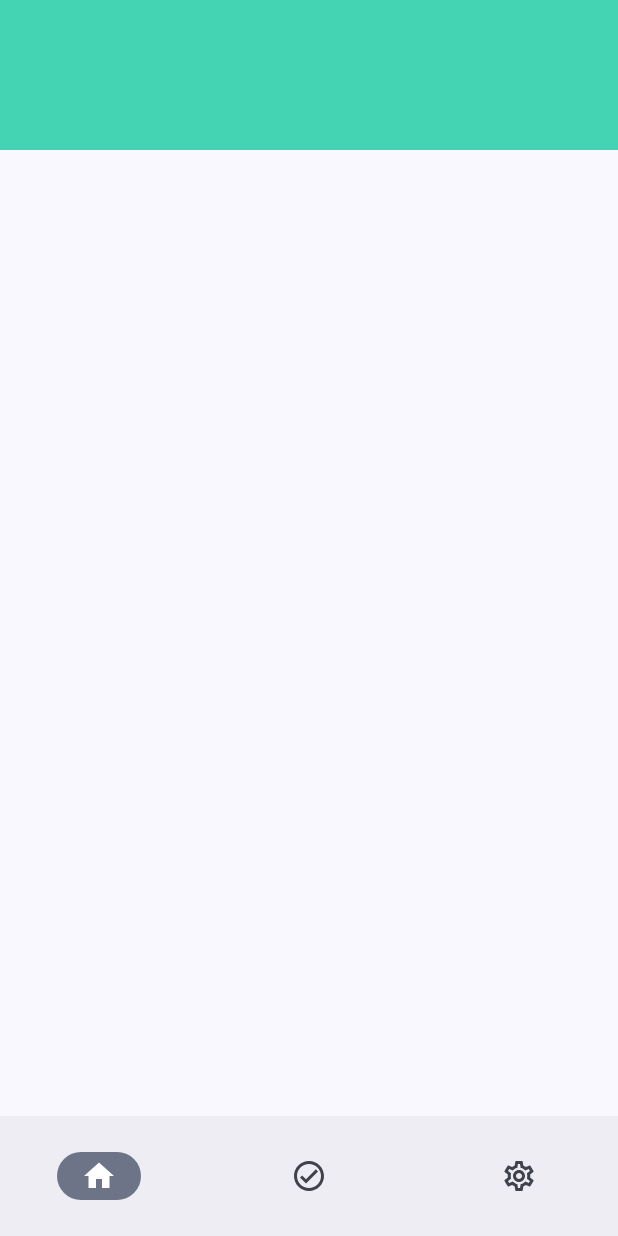
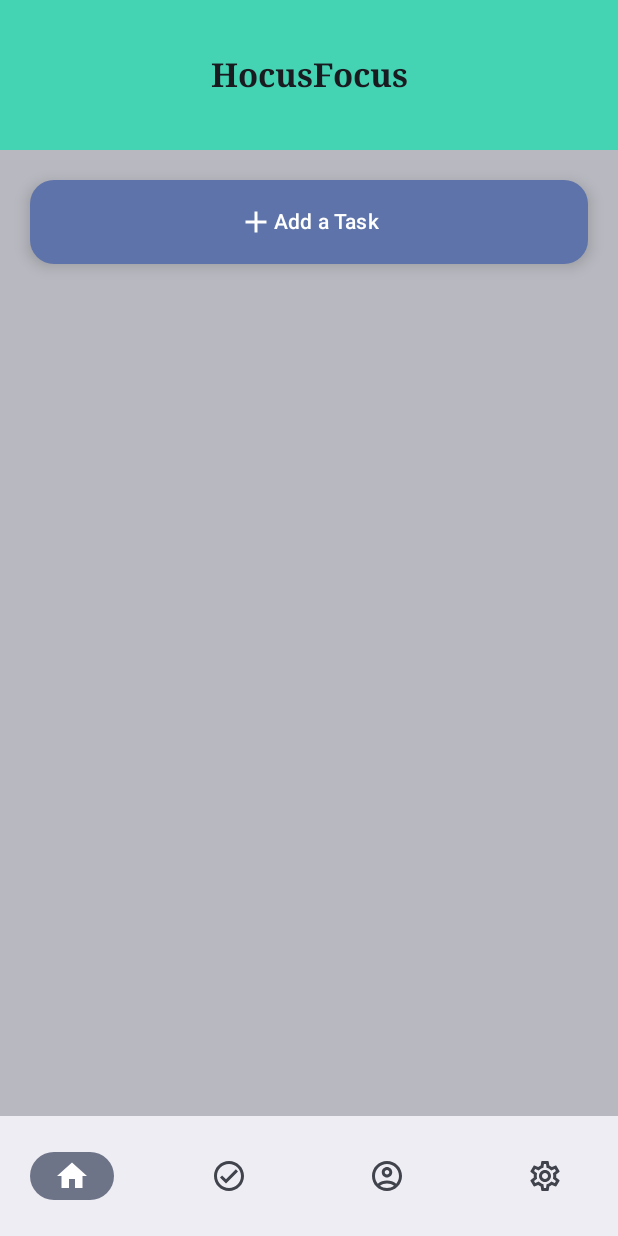
Before and after one commit to RalphM-02/HocusFocus, an Android app built with Jetpack Compose: the screen it shows after launch (MainActivity), on a phone screen of 412 x 824 dp. Run offline under Robolectric (Android 15) with nearby library versions, the phone set to English and light mode, and no system bars.

Commit message:
Home Screen Frontend

```diff
--- a/app/src/main/java/com/mobdeve/s12/marquezgavanmaloles/mco/HomeScreen.kt
+++ b/app/src/main/java/com/mobdeve/s12/marquezgavanmaloles/mco/HomeScreen.kt
@@ -3,29 +3,39 @@ package com.mobdeve.s12.marquezgavanmaloles.mco
 import android.annotation.SuppressLint
 import android.content.res.Resources.Theme
 import androidx.compose.foundation.background
+import androidx.compose.foundation.gestures.scrollable
 import androidx.compose.foundation.layout.Arrangement
 import androidx.compose.foundation.layout.Box
 import androidx.compose.foundation.layout.Column
 import androidx.compose.foundation.layout.Row
+import androidx.compose.foundation.layout.absoluteOffset
 import androidx.compose.foundation.layout.fillMaxSize
 import androidx.compose.foundation.layout.fillMaxWidth
 import androidx.compose.foundation.layout.height
+import androidx.compose.foundation.layout.padding
 import androidx.compose.foundation.layout.width
 import androidx.compose.material.icons.Icons
+import androidx.compose.material.icons.filled.Add
+import androidx.compose.material.icons.filled.AddCircle
 import androidx.compose.material.icons.filled.CheckCircle
 import androidx.compose.material.icons.filled.DateRange
+import androidx.compose.material.icons.filled.Edit
 import androidx.compose.material.icons.filled.Home
 import androidx.compose.material.icons.filled.Settings
 import androidx.compose.material.icons.outlined.CheckCircle
 import androidx.compose.material.icons.outlined.DateRange
 import androidx.compose.material.icons.outlined.Home
 import androidx.compose.material.icons.outlined.Settings
+import androidx.compose.material3.ExperimentalMaterial3Api
+import androidx.compose.material3.ExtendedFloatingActionButton
+import androidx.compose.material3.FloatingActionButton
 import androidx.compose.material3.Icon
 import androidx.compose.material3.NavigationBar
 import androidx.compose.material3.NavigationBarItem
 import androidx.compose.material3.Scaffold
 import androidx.compose.material3.Surface
 import androidx.compose.material3.Text
+import androidx.compose.material3.TopAppBar
 import androidx.compose.runtime.Composable
 import androidx.compose.runtime.getValue
 import androidx.compose.runtime.mutableIntStateOf
@@ -38,7 +48,9 @@ import androidx.compose.ui.graphics.Color
 import androidx.compose.ui.graphics.vector.ImageVector
 import androidx.compose.ui.tooling.preview.Preview
 import androidx.compose.ui.unit.dp
+import com.mobdeve.s12.marquezgavanmaloles.mco.ui.theme.darkGray
 import com.mobdeve.s12.marquezgavanmaloles.mco.ui.theme.lightGreen
+import com.mobdeve.s12.marquezgavanmaloles.mco.ui.theme.midtoneGray
 
 data class BottomNavigationItem(
     val title: String,
@@ -46,71 +58,42 @@ data class BottomNavigationItem(
     val unselectedIcon: ImageVector,
 )
 
-@SuppressLint("UnusedMaterial3ScaffoldPaddingParameter")
+@OptIn(ExperimentalMaterial3Api::class)
 @Composable
 fun Home(){
-    val items = listOf(
-        BottomNavigationItem(
-            title = "Home",
-            selectedIcon = Icons.Filled.Home,
-            unselectedIcon = Icons.Outlined.Home,
-        ),
-        BottomNavigationItem(
-            title = "Home",
-            selectedIcon = Icons.Filled.CheckCircle,
-            unselectedIcon = Icons.Outlined.CheckCircle,
-        ),
-        BottomNavigationItem(
-            title = "Home",
-            selectedIcon = Icons.Filled.Settings,
-            unselectedIcon = Icons.Outlined.Settings,
-        )
-    )
-    var selectedItemIndex by rememberSaveable {
-        mutableIntStateOf(0)
-    }
-    Scaffold (
-        bottomBar = {
-            NavigationBar {
-                items.forEachIndexed{ index, item ->
-                    NavigationBarItem(
-                        selected = selectedItemIndex == index,
-                        onClick = {
-                            selectedItemIndex = index
-                            // TODO: Navigate to page
-                        },
-                        icon = {
-                            Icon(
-                                imageVector = if (index == selectedItemIndex){
-                                    item.selectedIcon
-                                }else item.unselectedIcon,
-                                contentDescription = item.title
-                            )
-                        })
-                }
-            }
-        }
-    ){
-        Row(modifier = Modifier
+    Column(
+        modifier = Modifier
             .fillMaxWidth()
-            .height(100.dp)
-            .background(lightGreen),
-            horizontalArrangement = Arrangement.Center
-        ){
-
+            .height(650.dp)
+            .background(darkGray)
+            ,
+        verticalArrangement = Arrangement.Top,
+        horizontalAlignment = Alignment.Start
+    ) {
+        ExtendedFloatingActionButton(
+            onClick = { /*TODO*/ },
+            modifier = Modifier
+                .padding(20.dp)
+                .width(400.dp)
+                .align(Alignment.CenterHorizontally)
+        ) {
+            Icon(Icons.Filled.Add, contentDescription = "Add")
+            Text(text = "Add a Task")
         }
     }
 }
 
+
 @Composable
-fun Task(){
+fun TaskCard(){
     // TODO: Task Item Layout
 }
 
 @Preview
 @Composable
 fun HomePreview(){
-    Surface {
+    Surface (
+    ){
         Home()
     }
 }
--- a/app/src/main/java/com/mobdeve/s12/marquezgavanmaloles/mco/MainActivity.kt
+++ b/app/src/main/java/com/mobdeve/s12/marquezgavanmaloles/mco/MainActivity.kt
@@ -1,28 +1,58 @@
 package com.mobdeve.s12.marquezgavanmaloles.mco
 
+import android.annotation.SuppressLint
 import android.os.Bundle
 import androidx.activity.ComponentActivity
 import androidx.activity.compose.setContent
 import androidx.compose.foundation.Image
+import androidx.compose.foundation.background
+import androidx.compose.foundation.layout.Arrangement
+import androidx.compose.foundation.layout.Column
+import androidx.compose.foundation.layout.Row
+import androidx.compose.foundation.layout.Spacer
 import androidx.compose.foundation.layout.fillMaxSize
+import androidx.compose.foundation.layout.fillMaxWidth
+import androidx.compose.foundation.layout.height
+import androidx.compose.foundation.layout.padding
+import androidx.compose.material.icons.Icons
+import androidx.compose.material.icons.filled.AccountCircle
+import androidx.compose.material.icons.filled.CheckCircle
+import androidx.compose.material.icons.filled.Home
+import androidx.compose.material.icons.filled.Settings
+import androidx.compose.material.icons.outlined.AccountCircle
+import androidx.compose.material.icons.outlined.CheckCircle
+import androidx.compose.material.icons.outlined.Home
+import androidx.compose.material.icons.outlined.Settings
 import androidx.compose.material3.BottomAppBar
 import androidx.compose.material3.ExperimentalMaterial3Api
+import androidx.compose.material3.Icon
 import androidx.compose.material3.MaterialTheme
 import androidx.compose.material3.NavigationBar
+import androidx.compose.material3.NavigationBarItem
 import androidx.compose.material3.Scaffold
 import androidx.compose.material3.Surface
 import androidx.compose.material3.Text
 import androidx.compose.material3.TopAppBar
 import androidx.compose.material3.TopAppBarDefaults
 import androidx.compose.runtime.Composable
+import androidx.compose.runtime.getValue
+import androidx.compose.runtime.mutableIntStateOf
+import androidx.compose.runtime.saveable.rememberSaveable
+import androidx.compose.runtime.setValue
+import androidx.compose.ui.Alignment
 import androidx.compose.ui.Modifier
+import androidx.compose.ui.graphics.Color
 import androidx.compose.ui.tooling.preview.Preview
+import androidx.compose.ui.unit.dp
 import androidx.navigation.compose.NavHost
 import androidx.navigation.compose.composable
 import androidx.navigation.compose.rememberNavController
 import com.mobdeve.s12.marquezgavanmaloles.mco.ui.theme.MCOTheme
+import com.mobdeve.s12.marquezgavanmaloles.mco.ui.theme.lightGreen
+import com.mobdeve.s12.marquezgavanmaloles.mco.ui.theme.midtoneGray
 
 class MainActivity : ComponentActivity() {
+    @SuppressLint("UnusedMaterial3ScaffoldPaddingParameter")
     override fun onCreate(savedInstanceState: Bundle?) {
         super.onCreate(savedInstanceState)
         setContent {
@@ -32,7 +62,70 @@ class MainActivity : ComponentActivity() {
                     modifier = Modifier.fillMaxSize(),
                     color = MaterialTheme.colorScheme.background
                 ) {
-                    Main()
+                    val items = listOf(
+                        BottomNavigationItem(
+                            title = "Home",
+                            selectedIcon = Icons.Filled.Home,
+                            unselectedIcon = Icons.Outlined.Home,
+                        ),
+                        BottomNavigationItem(
+                            title = "Rewards",
+                            selectedIcon = Icons.Filled.CheckCircle,
+                            unselectedIcon = Icons.Outlined.CheckCircle,
+                        ),
+                        BottomNavigationItem(
+                            title = "Profile",
+                            selectedIcon = Icons.Filled.AccountCircle,
+                            unselectedIcon = Icons.Outlined.AccountCircle,
+                        ),
+                        BottomNavigationItem(
+                            title = "Settings",
+                            selectedIcon = Icons.Filled.Settings,
+                            unselectedIcon = Icons.Outlined.Settings,
+                        )
+                    )
+                    var selectedItemIndex by rememberSaveable {
+                        mutableIntStateOf(0)
+                    }
+                    Scaffold (
+                        bottomBar = {
+                            NavigationBar {
+                                items.forEachIndexed{ index, item ->
+                                    NavigationBarItem(
+                                        selected = selectedItemIndex == index,
+                                        onClick = {
+                                            selectedItemIndex = index
+                                            // TODO: Navigate to page
+                                        },
+                                        icon = {
+                                            Icon(
+                                                imageVector = if (index == selectedItemIndex){
+                                                    item.selectedIcon
+                                                }else item.unselectedIcon,
+                                                contentDescription = item.title
+                                            )
+                                        })
+                                }
+                            }
+                        }
+                    ){
+                        Column {
+                            Row(modifier = Modifier
+                                .fillMaxWidth()
+                                .height(100.dp)
+                                .background(lightGreen),
+                                verticalAlignment = Alignment.CenterVertically,
+                                horizontalArrangement = Arrangement.Center
+                            ){
+                                Text(text = "HocusFocus", style = MaterialTheme.typography.titleLarge)
+                            }
+                            Row(modifier = Modifier
+                                .fillMaxWidth()
+                            ){
+                                Main()
+                            }
+                        }
+                    }
                 }
             }
         }
@@ -49,11 +142,3 @@ fun Main(){
     }
 
 }
-
-@Preview(showBackground = true)
-@Composable
-fun GreetingPreview() {
-    MCOTheme {
-        Main()
-    }
-}
--- a/app/src/main/java/com/mobdeve/s12/marquezgavanmaloles/mco/ui/theme/Type.kt
+++ b/app/src/main/java/com/mobdeve/s12/marquezgavanmaloles/mco/ui/theme/Type.kt
@@ -14,11 +14,10 @@ val Typography = Typography(
         fontSize = 16.sp,
         lineHeight = 24.sp,
         letterSpacing = 0.5.sp
-    )
-    /* Other default text styles to override
+    ),
     titleLarge = TextStyle(
-        fontFamily = FontFamily.Default,
-        fontWeight = FontWeight.Normal,
+        fontFamily = FontFamily.Serif,
+        fontWeight = FontWeight.Bold,
         fontSize = 22.sp,
         lineHeight = 28.sp,
         letterSpacing = 0.sp
@@ -30,5 +29,5 @@ val Typography = Typography(
         lineHeight = 16.sp,
         letterSpacing = 0.5.sp
     )
-    */
+
 )
```
